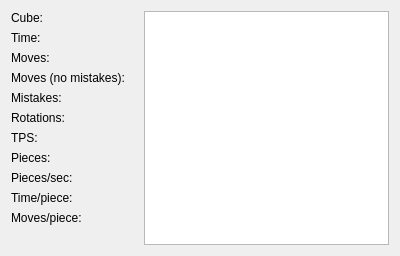
First picture: the form in src/reconstructionwindow.ui, repository benwh1/cubesim, before the edit.
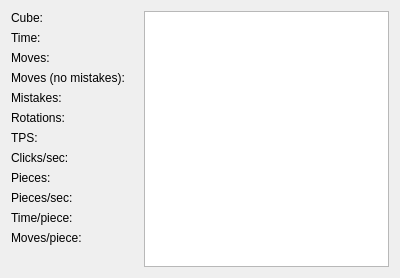
Second picture: the form after the edit.

Commit message: Add clicks/sec to reconstruction window

The edit to the form file:
```diff
--- a/src/reconstructionwindow.ui
+++ b/src/reconstructionwindow.ui
@@ -7,19 +7,19 @@
     <x>0</x>
     <y>0</y>
     <width>400</width>
-    <height>256</height>
+    <height>278</height>
    </rect>
   </property>
   <property name="minimumSize">
    <size>
     <width>0</width>
-    <height>256</height>
+    <height>278</height>
    </size>
   </property>
   <property name="maximumSize">
    <size>
     <width>16777215</width>
-    <height>256</height>
+    <height>278</height>
    </size>
   </property>
   <property name="windowTitle">
@@ -129,62 +129,76 @@
        </property>
       </widget>
      </item>
-     <item row="7" column="0">
+     <item row="8" column="0">
       <widget class="QLabel" name="label_5">
        <property name="text">
         <string>Pieces:</string>
        </property>
       </widget>
      </item>
-     <item row="7" column="1">
+     <item row="8" column="1">
       <widget class="QLabel" name="piecesLabel">
        <property name="text">
         <string/>
        </property>
       </widget>
      </item>
-     <item row="8" column="0">
+     <item row="9" column="0">
       <widget class="QLabel" name="label_6">
        <property name="text">
         <string>Pieces/sec:</string>
        </property>
       </widget>
      </item>
-     <item row="8" column="1">
+     <item row="9" column="1">
       <widget class="QLabel" name="piecesPerSecLabel">
        <property name="text">
         <string/>
        </property>
       </widget>
      </item>
-     <item row="9" column="0">
+     <item row="10" column="0">
       <widget class="QLabel" name="label_7">
        <property name="text">
         <string>Time/piece:</string>
        </property>
       </widget>
      </item>
-     <item row="9" column="1">
+     <item row="10" column="1">
       <widget class="QLabel" name="timePerPieceLabel">
        <property name="text">
         <string/>
        </property>
       </widget>
      </item>
-     <item row="10" column="0">
+     <item row="11" column="0">
       <widget class="QLabel" name="label_9">
        <property name="text">
         <string>Moves/piece:</string>
        </property>
       </widget>
      </item>
-     <item row="10" column="1">
+     <item row="11" column="1">
       <widget class="QLabel" name="movesPerPieceLabel">
        <property name="text">
         <string/>
        </property>
       </widget>
      </item>
+     <item row="7" column="0">
+      <widget class="QLabel" name="label_8">
+       <property name="text">
+        <string>Clicks/sec:</string>
+       </property>
+      </widget>
+     </item>
+     <item row="7" column="1">
+      <widget class="QLabel" name="cpsLabel">
+       <property name="text">
+        <string/>
+       </property>
+      </widget>
+     </item>
     </layout>
    </item>
    <item>
```
The commit also changes 1 other file.
